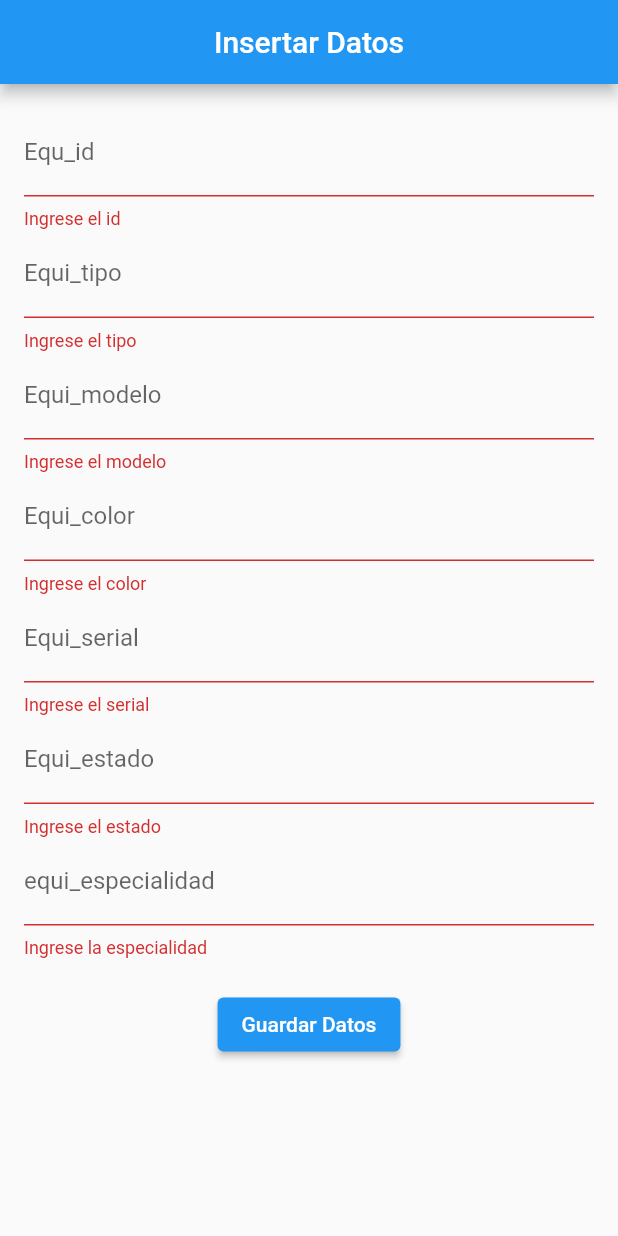
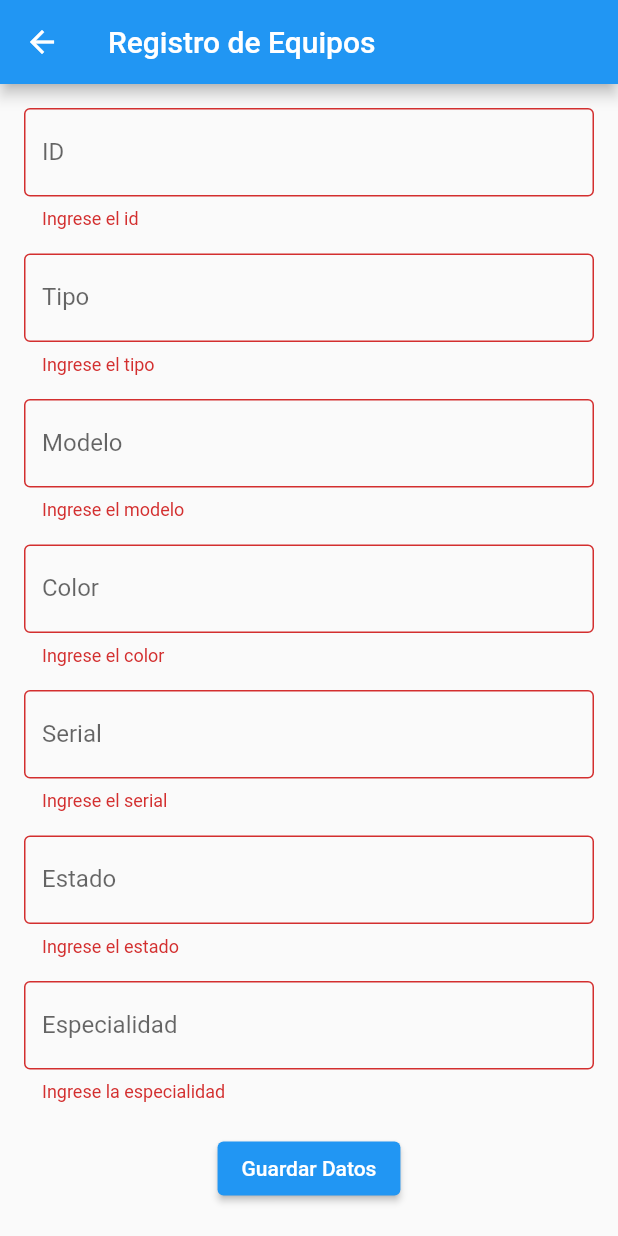
Before and after one commit to Dan2001afk/ICED_Flutter, a Flutter app: the InsertarEquipo screen opened directly, after a tap on "Guardar Datos", on a phone screen of 412 x 824 dp. Run offline on Flutter 3.47's test engine with Material 2 defaults, Android fonts, the phone set to English and light mode, and no system bars.

Commit message:
metodo registro y visualizacion de equipos, metodos de usuario en proceso

```diff
--- a/lib/Vistas/Insertar.dart
+++ b/lib/Vistas/Insertar.dart
@@ -1,6 +1,6 @@
-import 'dart:convert';
 import 'package:flutter/material.dart';
 import 'package:http/http.dart' as http;
+import 'dart:convert';
 import 'Datos.dart';
 
 class InsertarEquipo extends StatefulWidget {
@@ -11,20 +11,21 @@ class InsertarEquipo extends StatefulWidget {
 }
 
 class _InsertarEquipoState extends State<InsertarEquipo> {
-  final  GlobalKey<FormState> _formKey=GlobalKey<FormState>();
-  final TextEditingController _Equ_idcontroller=TextEditingController();
-  final TextEditingController _Equi_tipocontroller=TextEditingController();
-  final TextEditingController _Equi_modelocontroller=TextEditingController();
-  final TextEditingController _Equi_colorcontroller=TextEditingController();
-  final TextEditingController _Equi_serialcontroller=TextEditingController();
-  final TextEditingController _Equi_estadocontroller=TextEditingController();
-  final TextEditingController _equi_especialidadcontroller=TextEditingController();
+  final GlobalKey<FormState> _formKey = GlobalKey<FormState>();
+  final TextEditingController _Equ_idcontroller = TextEditingController();
+  final TextEditingController _Equi_tipocontroller = TextEditingController();
+  final TextEditingController _Equi_modelocontroller = TextEditingController();
+  final TextEditingController _Equi_colorcontroller = TextEditingController();
+  final TextEditingController _Equi_serialcontroller = TextEditingController();
+  final TextEditingController _Equi_estadocontroller = TextEditingController();
+  final TextEditingController _equi_especialidadcontroller =
+  TextEditingController();
 
   void _EnviarFormulario() async {
     if (_formKey.currentState!.validate()) {
-      final String ApiUrl = "http://192.168.0.107/insertar/";
+      final String ApiUrl = "http://10.190.80.36/insertar/";
       final Map<String, dynamic> requestBody = {
-        'Equ_id': _Equ_idcontroller.text.toString(),
+        'Equ_id': _Equ_idcontroller.text,
         'Equi_tipo': _Equi_tipocontroller.text,
         'Equi_modelo': _Equi_modelocontroller.text,
         'Equi_color': _Equi_colorcontroller.text,
@@ -32,25 +33,16 @@ class _InsertarEquipoState extends State<InsertarEquipo> {
         'Equi_estado': _Equi_estadocontroller.text,
         'equi_especialidad': _equi_especialidadcontroller.text
       };
-      final Respuesta = await http.post(
-        Uri.parse(ApiUrl),
-        headers: {'Content-type': 'application/json'},
-        body: json.encode(requestBody),
-      );
+
+      Navigator.push(
+          context, MaterialPageRoute(builder: (context) => ConsultarApi()));
+
+      final Respuesta = await http.post(Uri.parse(ApiUrl),
+          headers: {'Content-type': 'application/json'},
+          body: json.encode(requestBody));
 
       if (Respuesta.statusCode == 200) {
         print('Datos enviados correctamente');
-
-        // Esperar un poco antes de navegar a la pantalla de consulta
-        await Future.delayed(Duration(seconds: 1));
-
-        // Actualizar la lista de datos en la pantalla de consulta
-        Navigator.pushReplacement(
-          context,
-          MaterialPageRoute(
-            builder: (context) => ConsultarApi(),
-          ),
-        );
       } else {
         print('Error al enviar los datos');
       }
@@ -61,87 +53,121 @@ class _InsertarEquipoState extends State<InsertarEquipo> {
   Widget build(BuildContext context) {
     return Scaffold(
       appBar: AppBar(
-        title: Center(child: Text("Insertar Datos")),
+        title: const Text("Registro de Equipos"),
+        leading: IconButton(
+          icon: const Icon(Icons.arrow_back),
+          onPressed: () {
+            Navigator.pop(context);
+          },
+        ),
       ),
       body: SingleChildScrollView(
-        padding: EdgeInsets.all(16),
+        padding: const EdgeInsets.all(16),
         child: Form(
           key: _formKey,
           child: Column(
             children: [
               TextFormField(
                 controller: _Equ_idcontroller,
-                decoration: InputDecoration(labelText: 'Equ_id'),
-                validator: (value){
-                  if(value!.isEmpty){
+                decoration: InputDecoration(
+                  labelText: 'ID',
+                  border: OutlineInputBorder(),
+                ),
+                validator: (value) {
+                  if (value!.isEmpty) {
                     return 'Ingrese el id';
                   }
                   return null;
                 },
               ),
+              const SizedBox(height: 16),
               TextFormField(
                 controller: _Equi_tipocontroller,
-                decoration: InputDecoration(labelText: 'Equi_tipo'),
-                validator: (value){
-                  if(value!.isEmpty){
+                decoration: InputDecoration(
+                  labelText: 'Tipo',
+                  border: OutlineInputBorder(),
+                ),
+                validator: (value) {
+                  if (value!.isEmpty) {
                     return 'Ingrese el tipo';
                   }
                   return null;
                 },
               ),
+              const SizedBox(height: 16),
               TextFormField(
                 controller: _Equi_modelocontroller,
-                decoration: InputDecoration(labelText: 'Equi_modelo'),
-                validator: (value){
-                  if(value!.isEmpty){
+                decoration: InputDecoration(
+                  labelText: 'Modelo',
+                  border: OutlineInputBorder(),
+                ),
+                validator: (value) {
+                  if (value!.isEmpty) {
                     return 'Ingrese el modelo';
                   }
                   return null;
                 },
               ),
+              const SizedBox(height: 16),
               TextFormField(
                 controller: _Equi_colorcontroller,
-                decoration: InputDecoration(labelText: 'Equi_color'),
-                validator: (value){
-                  if(value!.isEmpty){
+                decoration: InputDecoration(
+                  labelText: 'Color',
+                  border: OutlineInputBorder(),
+                ),
+                validator: (value) {
+                  if (value!.isEmpty) {
                     return 'Ingrese el color';
                   }
                   return null;
                 },
               ),
+              const SizedBox(height: 16),
               TextFormField(
                 controller: _Equi_serialcontroller,
-                decoration: InputDecoration(labelText: 'Equi_serial'),
-                validator: (value){
-                  if(value!.isEmpty){
+                decoration: InputDecoration(
+                  labelText: 'Serial',
+                  border: OutlineInputBorder(),
+                ),
+                validator: (value) {
+                  if (value!.isEmpty) {
                     return 'Ingrese el serial';
                   }
                   return null;
                 },
               ),
+              const SizedBox(height: 16),
               TextFormField(
                 controller: _Equi_estadocontroller,
-                decoration: InputDecoration(labelText: 'Equi_estado'),
-                validator: (value){
-                  if(value!.isEmpty){
+                decoration: InputDecoration(
+                  labelText: 'Estado',
+                  border: OutlineInputBorder(),
+                ),
+                validator: (value) {
+                  if (value!.isEmpty) {
                     return 'Ingrese el estado';
                   }
                   return null;
                 },
               ),
+              const SizedBox(height: 16),
               TextFormField(
                 controller: _equi_especialidadcontroller,
-                decoration: InputDecoration(labelText: 'equi_especialidad'),
-                validator: (value){
-                  if(value!.isEmpty){
+                decoration: InputDecoration(
+                  labelText: 'Especialidad',
+                  border: OutlineInputBorder(),
+                ),
+                validator: (value) {
+                  if (value!.isEmpty) {
                     return 'Ingrese la especialidad';
                   }
                   return null;
                 },
               ),
-              SizedBox(height: 20,),
-              ElevatedButton(onPressed: _EnviarFormulario,
-                child: Text('Guardar Datos'),
+              const SizedBox(height: 20),
+              ElevatedButton(
+                onPressed: _EnviarFormulario,
+                child: const Text('Guardar Datos'),
               )
             ],
           ),
--- a/lib/main.dart
+++ b/lib/main.dart
@@ -1,4 +1,5 @@
 import 'package:flutter/material.dart';
+import 'package:iced/Vistas/princ.dart';
 
 import 'Vistas/Insertar.dart';
 
@@ -12,7 +13,7 @@ class IcedInventory extends StatelessWidget {
   @override
   Widget build(BuildContext context) {
     return const MaterialApp(
-        home:InsertarEquipo(),
+        home:Principal(),
     );
   }
 }
```
Also changed, not shown: lib/Vistas/Datos.dart (+44 -23 lines), lib/Vistas/princ.dart (added, +78 -0 lines), lib/Vistas/DatosUsuario.dart (added).
